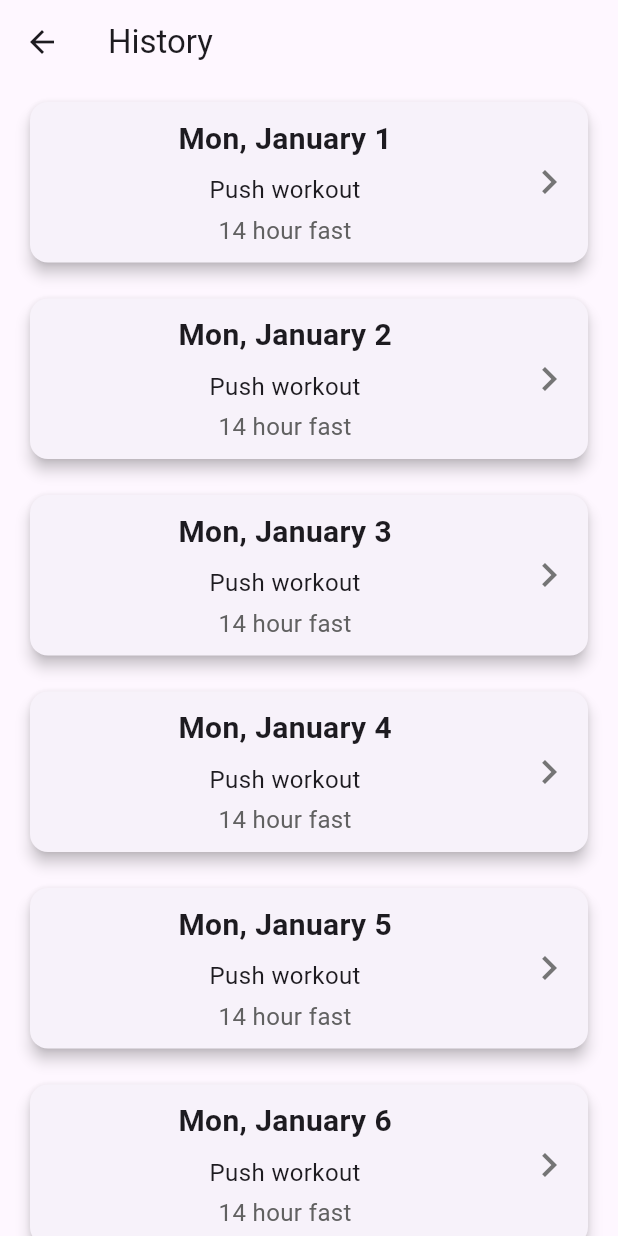
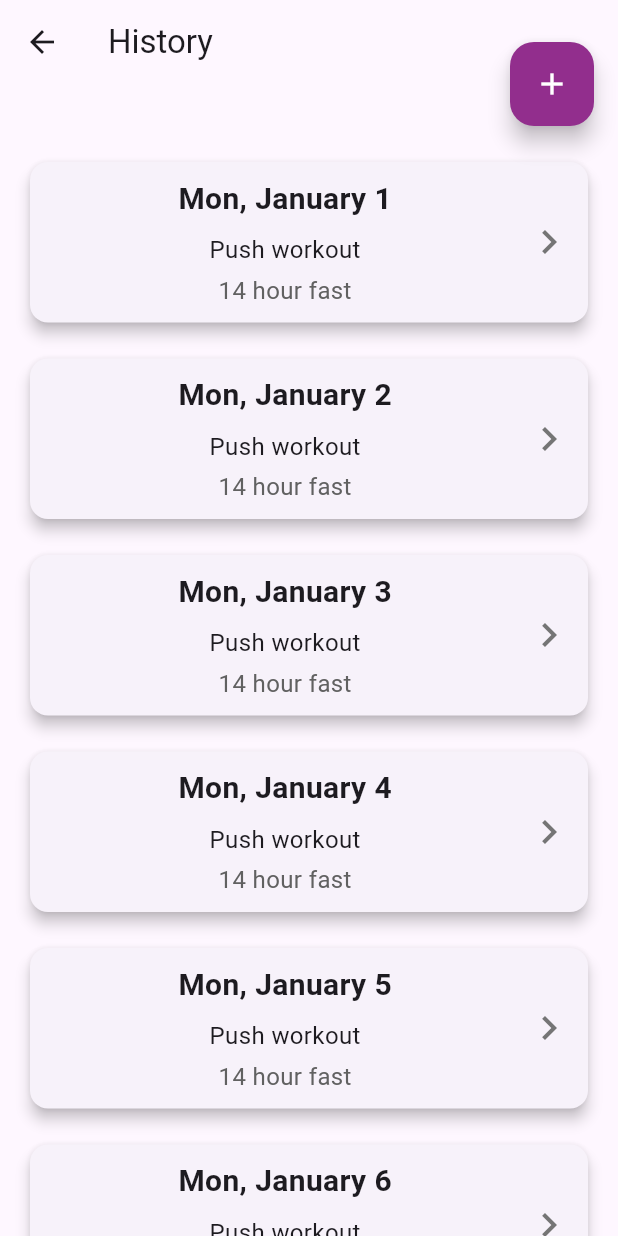
Before and after one commit to devonblackbeard/lifters_anonymous, a Flutter app: the History screen opened directly, on a phone screen of 412 x 824 dp. Run offline on Flutter 3.47's test engine with Material 3 defaults, Android fonts, the phone set to English and light mode, and no system bars.

Commit message:
Add button added to calendar page

```diff
--- a/lib/history.dart
+++ b/lib/history.dart
@@ -7,10 +7,19 @@ class History extends StatelessWidget {
   Widget build(BuildContext context) {
     return Scaffold(
       appBar: AppBar(title: const Text('History')),
-      body: Center(
-        child: ListView.builder(
-          itemBuilder: (context, index) => historicalItemCard(index + 1),
-          itemCount: 35,
+      floatingActionButtonLocation: FloatingActionButtonLocation.endTop,
+      floatingActionButton: FloatingActionButton(
+        onPressed: addCalendarEntry,
+        backgroundColor: const Color.fromARGB(255, 146, 46, 141),
+        child: const Icon(Icons.add, color: Colors.white),
+      ),
+      body: Padding(
+        padding: const EdgeInsets.only(top: 40.0),
+        child: Center(
+          child: ListView.builder(
+            itemBuilder: (context, index) => historicalItemCard(index + 1),
+            itemCount: 35,
+          ),
         ),
       ),
     );
@@ -50,4 +59,6 @@ class History extends StatelessWidget {
       ),
     );
   }
+
+  void addCalendarEntry() {}
 }
--- a/lib/view_workout_split.dart
+++ b/lib/view_workout_split.dart
@@ -53,7 +53,7 @@ class _ViewWorkoutSplitState extends State<ViewWorkoutSplit> {
             final split = splitTypes[idx];
             return Dismissible(
               key: ValueKey(split),
-              direction: DismissDirection.endToStart, // swipe left to right
+              direction: DismissDirection.endToStart,
               onDismissed: (direction) {
                 setState(() {
                   splitTypes.removeAt(idx);
```
